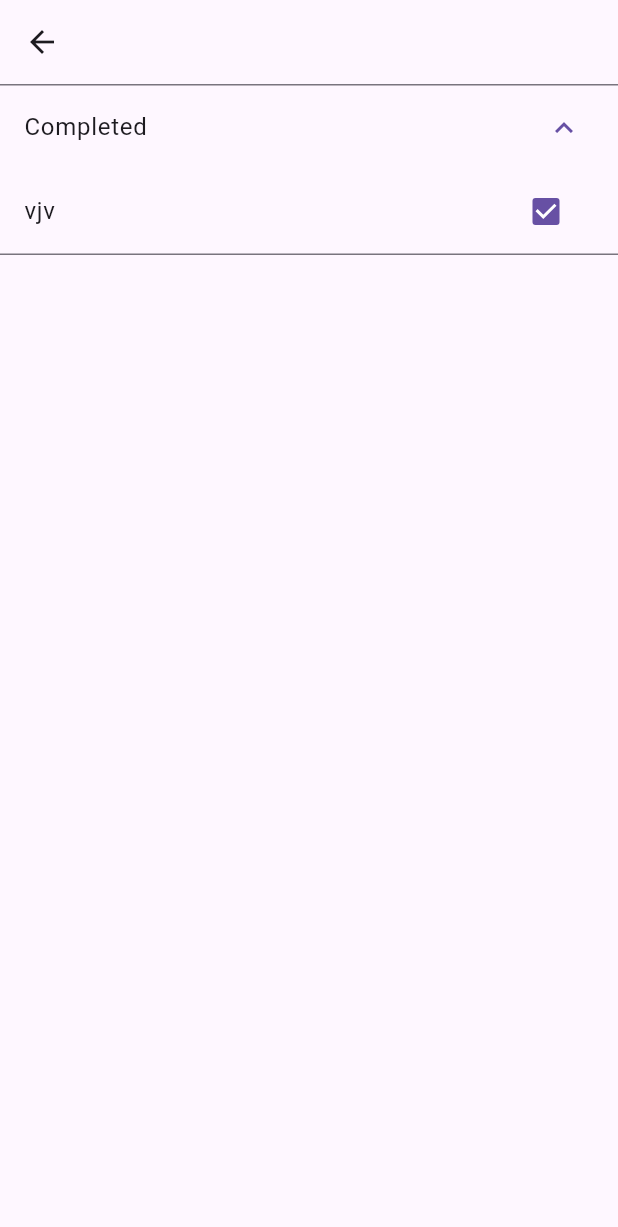
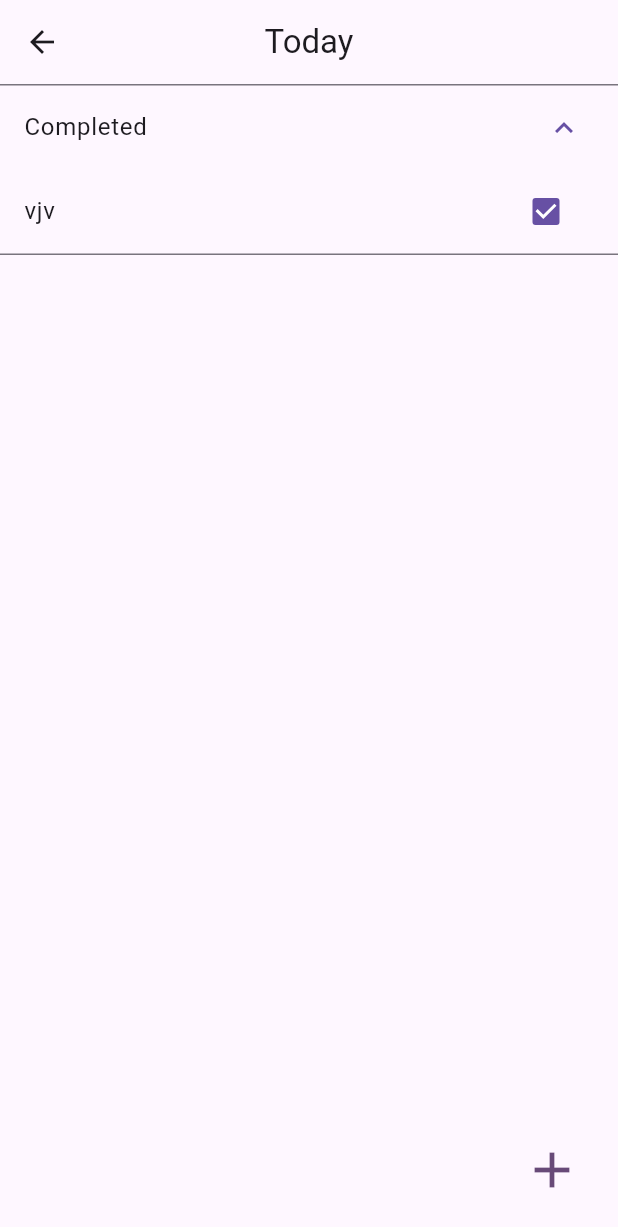
Before and after one commit to rofidarashed/tasks_app, a Flutter app: the TodayPage screen opened directly, after a tap on "vjv", after a tap on "Completed", on a phone screen of 412 x 824 dp. Shown: the top 1227 px of the screen. Run offline on Flutter 3.47's test engine with Material 3 defaults, Android fonts, the phone set to English and light mode, and no system bars; our stand-ins replace fluttertoast, percent_indicator; missing offline and left inert: freestyle_speed_dial.

Commit message:
added scrollable screens

```diff
--- a/lib/home/task_list.dart
+++ b/lib/home/task_list.dart
@@ -25,7 +25,10 @@ class _TaskListState extends State<TaskList> {
 
   @override
   Widget build(BuildContext context) {
-    return Column(
+    return Expanded(
+      child: Scrollbar(
+        thumbVisibility: true,
+        child: ListView(
           children: [
             ...uncheckedItems.map((item) => LabeledCheckbox(
                   label: item,
@@ -50,6 +53,8 @@ class _TaskListState extends State<TaskList> {
                   .toList(),
             ),
           ],
+        ),
+      ),
     );
   }
 }
@@ -67,6 +72,7 @@ class LabeledCheckbox extends StatefulWidget {
   final EdgeInsets padding;
   final bool value;
   final ValueChanged<bool> onChanged;
+  late List<String> importantItems = [];
 
   @override
   State<LabeledCheckbox> createState() => _LabeledCheckboxState();
@@ -101,8 +107,8 @@ class _LabeledCheckboxState extends State<LabeledCheckbox> {
                   icon: Icon(
                     Icons.star,
                     color: (isPressed)
-                        ? Color.fromARGB(243, 179, 124, 208)
-                        : Color.fromARGB(255, 129, 134, 135),
+                        ? Color.fromARGB(255, 129, 134, 135)
+                        : Color.fromARGB(243, 179, 124, 208),
                   ),
                 ),
                 Checkbox(
--- a/lib/screens/Tasks/today_page.dart
+++ b/lib/screens/Tasks/today_page.dart
@@ -7,11 +7,18 @@ class TodayPage extends StatelessWidget {
   @override
   Widget build(BuildContext context) {
     return Scaffold(
-      appBar: AppBar(),
-      body: Column(
-        children: [
-          TaskList(),
-        ],
+      appBar: AppBar(
+        centerTitle: true,
+        title: Text('Today'),
+      ),
+      body: const TaskList(),
+      floatingActionButton: IconButton(
+        onPressed: () {},
+        icon: const Icon(
+          Icons.add,
+          color: Color.fromARGB(224, 83, 50, 101),
+          size: 40,
+        ),
       ),
     );
   }
```
Also changed, not shown: lib/home/drawer_widget.dart (+7 -1 lines), lib/screens/Tasks/important_page.dart (+16 -1 lines), lib/screens/Tasks/month_page.dart (+22 -1 lines), lib/screens/Tasks/planned_page.dart (+48 -1 lines), lib/screens/Tasks/week_page.dart (+16 -1 lines). Lines whose indentation alone changed are shown as unchanged.
